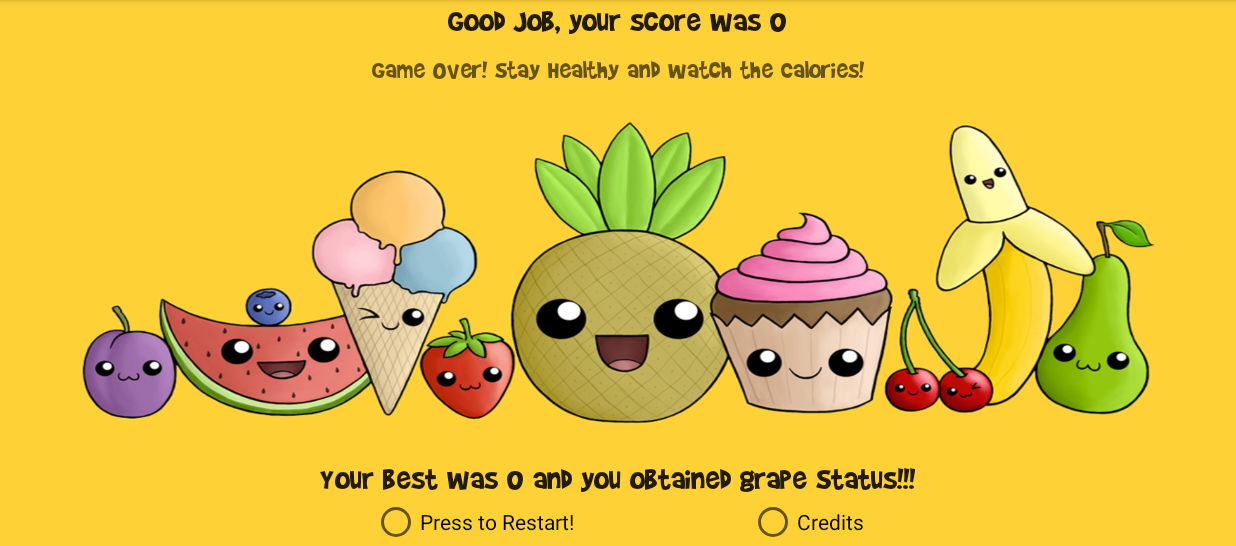
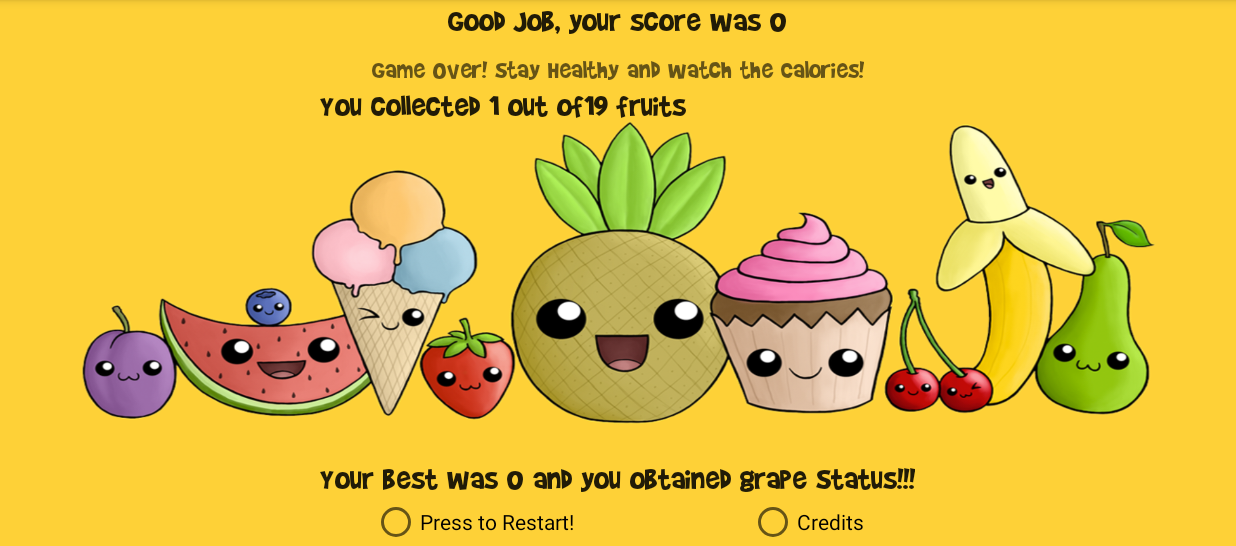
Before and after one commit to vinnychan/thefoodisright, an Android app: the Gameover screen opened directly, with no data from a screen before it, on a phone screen of 824 x 412 dp (held sideways), the part 72-618 px from its top. Run offline under Robolectric (Android 15) with nearby library versions, the phone set to English and light mode, and no system bars.

Commit message:
Added reward Message

```diff
--- a/app/src/main/AndroidManifest.xml
+++ b/app/src/main/AndroidManifest.xml
@@ -27,6 +27,11 @@
             android:screenOrientation="sensorLandscape" >
         </activity>
 
+        <ListActivity
+            android:name=".reward_list"
+            android:screenOrientation="sensorLandscape" >
+        </ListActivity>
+
         <activity
             android:name=".Credits"
             android:screenOrientation="sensorLandscape" >
--- a/app/src/main/java/me/vinnychan/thefoodisright/Credits.java
+++ b/app/src/main/java/me/vinnychan/thefoodisright/Credits.java
@@ -29,6 +29,8 @@ public class Credits extends ActionBarActivity {
             public void onClick(View v) {
                 MainActivity.lives = 10;
                 MainActivity.score = 0;
+                MainActivity.count = 0;
+                Reward.awards = 1;
                 Intent i = new Intent(Credits.this, MainActivity.class);
                 startActivity(i);
                 finish();
--- a/app/src/main/java/me/vinnychan/thefoodisright/Gameover.java
+++ b/app/src/main/java/me/vinnychan/thefoodisright/Gameover.java
@@ -15,8 +15,11 @@ public class Gameover extends ActionBarActivity{
     TextView gameOverText;
     TextView scoreText;
     TextView highScoreText;
+    TextView rewardsText;
     RadioButton restartButton;
     RadioButton creditsButton;
+
+   // RadioButton rewardsButton;
 
     protected void onCreate(Bundle savedInstanceState) {
         super.onCreate(savedInstanceState);
@@ -32,22 +35,39 @@ public class Gameover extends ActionBarActivity{
         highScoreText = (TextView) findViewById(R.id.highScoreText);
         highScoreText.setTypeface(face);
 
+        rewardsText = (TextView) findViewById(R.id.rewardsText);
+        rewardsText.setTypeface(face);
+
         restartButton = (RadioButton) findViewById(R.id.restartButton);
         creditsButton = (RadioButton) findViewById(R.id.creditsButton);
+        //rewardsButton = (RadioButton) findViewById(R.id.rewardsButton);
+
 
         scoreText.setText("Good Job, your score was " +MainActivity.score);
         highScoreText.setText("Your best was " +MainActivity.highScore+" and you obtained " + Reward.status + " Status!!!");
+        rewardsText.setText("You collected "+ Reward.awards +" out of"+ Reward.statuses.length +" fruits");
 
         restartButton.setOnClickListener(new View.OnClickListener() {
             public void onClick(View v) {
                 MainActivity.lives = 10;
                 MainActivity.score = 0;
+                MainActivity.count = 0;
+                Reward.awards = 1;
                 Intent i = new Intent(Gameover.this, MainActivity.class);
                 startActivity(i);
                 finish();
 
             }
         });
+
+//        rewardsButton.setOnClickListener(new View.OnClickListener() {
+//            public void onClick(View v) {
+//                Intent i = new Intent(Gameover.this, RewardList.class);
+//                startActivity(i);
+//                finish();
+//
+//            }
+//        });
 
         creditsButton.setOnClickListener(new View.OnClickListener() {
             public void onClick(View v) {
--- a/app/src/main/res/layout/gameover.xml
+++ b/app/src/main/res/layout/gameover.xml
@@ -52,4 +52,24 @@
         android:layout_above="@+id/restartButton"
         android:layout_centerHorizontal="true" />
 
+    <TextView
+        android:layout_width="wrap_content"
+        android:layout_height="wrap_content"
+        android:textAppearance="?android:attr/textAppearanceLarge"
+        android:text="Large Text"
+        android:id="@+id/rewardsText"
+        android:layout_below="@+id/gameOverText"
+        android:layout_alignLeft="@+id/highScoreText"
+        android:layout_alignStart="@+id/highScoreText" />
+
+    <!--<RadioButton-->
+        <!--android:layout_width="wrap_content"-->
+        <!--android:layout_height="wrap_content"-->
+        <!--android:text="Your Fruits"-->
+        <!--android:id="@+id/rewardsButton"-->
+        <!--android:layout_below="@+id/gameOverText"-->
+        <!--android:layout_alignParentLeft="true"-->
+        <!--android:layout_alignParentStart="true"-->
+        <!--android:layout_marginTop="51dp" />-->
+
 </RelativeLayout>
```
Also changed, not shown: app/src/main/java/me/vinnychan/thefoodisright/Reward.java (+4 -3 lines), app/src/main/java/me/vinnychan/thefoodisright/RewardList.java (added, +25 -0 lines), app/src/main/res/layout/item_layout.xml (deleted, +0 -23 lines), app/src/main/res/layout/reward_list.xml (added, +17 -0 lines).
